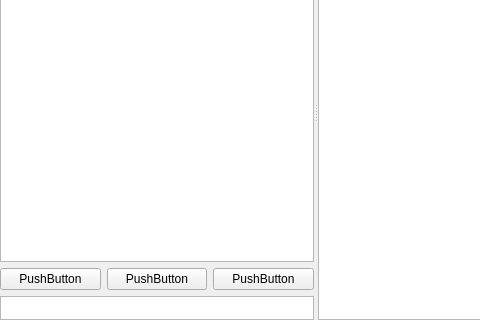
Ummon/D-LAN, file application/GUI/Chat/WidgetChat.ui: the form before one commit; both pictures show x 0 to 480 and y 106 to 426 of the 631 by 426 pixel window.
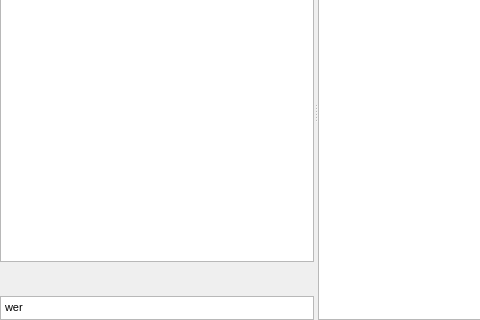
The form after the commit. Icons and pictures are not drawn.

Commit message: Support of chat rooms from the core (work in progress, not tested).

Patch:
```diff
--- a/application/GUI/Chat/WidgetChat.ui
+++ b/application/GUI/Chat/WidgetChat.ui
@@ -41,7 +41,10 @@
      <property name="orientation">
       <enum>Qt::Horizontal</enum>
      </property>
-     <widget class="QWidget" name="">
+     <property name="opaqueResize">
+      <bool>false</bool>
+     </property>
+     <widget class="QWidget" name="layoutWidget">
       <layout class="QVBoxLayout" name="verticalLayout">
        <item>
         <widget class="QTableView" name="tblChat"/>
@@ -51,24 +54,58 @@
          <item>
           <widget class="QPushButton" name="pushButton_3">
            <property name="text">
-            <string>PushButton</string>
+            <string/>
            </property>
+           <property name="icon">
+            <iconset resource="../ressources.qrc">
+             <normaloff>:/icons/ressources/text_bold.png</normaloff>:/icons/ressources/text_bold.png</iconset>
+           </property>
+           <property name="flat">
+            <bool>true</bool>
+           </property>
           </widget>
          </item>
          <item>
           <widget class="QPushButton" name="pushButton_2">
            <property name="text">
-            <string>PushButton</string>
+            <string/>
            </property>
+           <property name="icon">
+            <iconset resource="../ressources.qrc">
+             <normaloff>:/icons/ressources/text_italic.png</normaloff>:/icons/ressources/text_italic.png</iconset>
+           </property>
+           <property name="flat">
+            <bool>true</bool>
+           </property>
           </widget>
          </item>
          <item>
           <widget class="QPushButton" name="pushButton">
            <property name="text">
-            <string>PushButton</string>
+            <string/>
            </property>
+           <property name="icon">
+            <iconset resource="../ressources.qrc">
+             <normaloff>:/icons/ressources/text_underline.png</normaloff>:/icons/ressources/text_underline.png</iconset>
+           </property>
+           <property name="flat">
+            <bool>true</bool>
+           </property>
           </widget>
          </item>
+         <item>
+          <spacer name="horizontalSpacer">
+           <property name="orientation">
+            <enum>Qt::Horizontal</enum>
+           </property>
+           <property name="sizeHint" stdset="0">
+            <size>
+             <width>40</width>
+             <height>20</height>
+            </size>
+           </property>
+          </spacer>
+         </item>
         </layout>
        </item>
        <item>
@@ -91,6 +128,13 @@
          <property name="documentTitle">
           <string notr="true"/>
          </property>
+         <property name="html">
+          <string>&lt;!DOCTYPE HTML PUBLIC &quot;-//W3C//DTD HTML 4.0//EN&quot; &quot;http://www.w3.org/TR/REC-html40/strict.dtd&quot;&gt;
+&lt;html&gt;&lt;head&gt;&lt;meta name=&quot;qrichtext&quot; content=&quot;1&quot; /&gt;&lt;style type=&quot;text/css&quot;&gt;
+p, li { white-space: pre-wrap; }
+&lt;/style&gt;&lt;/head&gt;&lt;body style=&quot; font-family:'MS Shell Dlg 2'; font-size:8.25pt; font-weight:400; font-style:normal;&quot;&gt;
+&lt;p style=&quot; margin-top:0px; margin-bottom:0px; margin-left:0px; margin-right:0px; -qt-block-indent:0; text-indent:0px;&quot;&gt;wer&lt;/p&gt;&lt;/body&gt;&lt;/html&gt;</string>
+         </property>
         </widget>
        </item>
       </layout>
```
Left out of the diff: 15 changed lines with no effect on the pictures. The commit also changes 20 other files.
